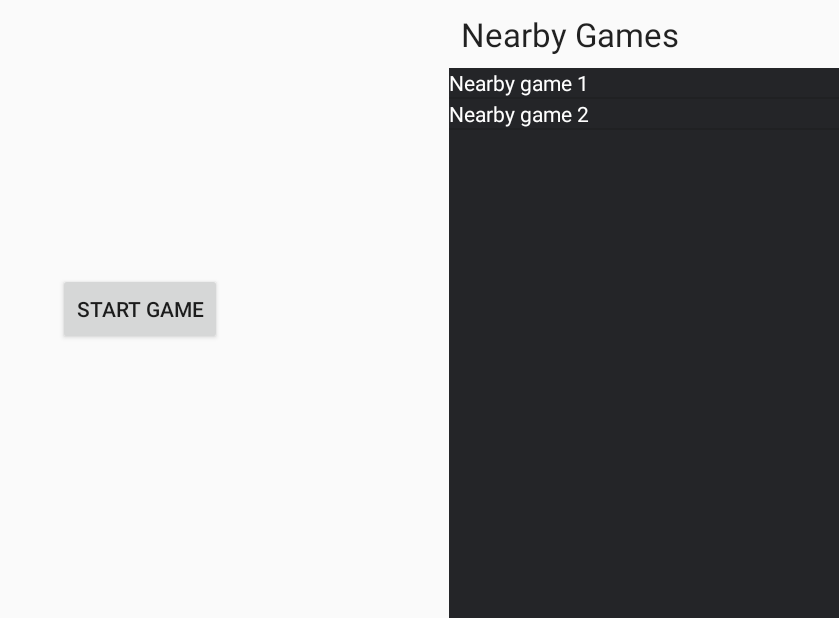
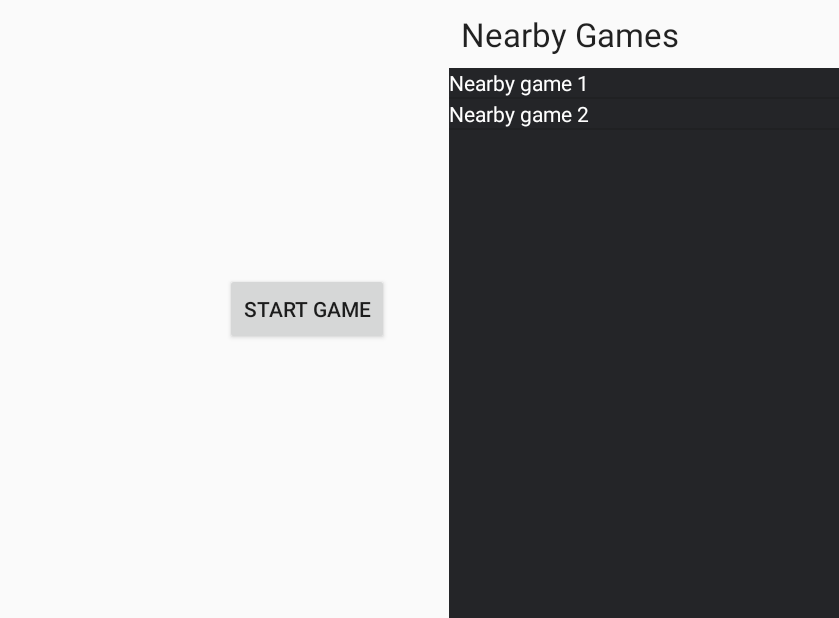
Before and after one commit to ProjectLemon/intense-orange, an Android app: the screen it shows after launch (StartScreen), on a phone screen of 824 x 412 dp (held sideways). Shown: the whole screen, without its empty margins (397-1236 px from the left). Run offline under Robolectric (Android 15) with nearby library versions, the phone set to English and light mode, and no system bars.

Commit message:
added a with on dim and moddyfying start screen layout

```diff
--- a/app/src/main/res/layout/activity_start_screen.xml
+++ b/app/src/main/res/layout/activity_start_screen.xml
@@ -15,11 +15,15 @@
         android:text="@string/start_game"
         android:onClick="startGame"
         android:clickable="true"
+
         android:layout_centerVertical="true"
-        android:layout_toLeftOf="@+id/nearby_games_list"
-        android:layout_toStartOf="@+id/nearby_games_list"
-        android:layout_marginRight="151dp"
-        android:layout_marginEnd="151dp" />
+        android:layout_alignParentRight="true"
+        android:layout_alignParentEnd="true"
+        android:layout_marginRight="300dp" /> <!-- android:layout_marginEnd="151dp"
+        android:layout_centerHorizontal="true"
+        android:layout_centerVertical="true"
+
+-->
 
     <TextView android:id="@+id/nearby_games_title"
         android:layout_width="wrap_content"
@@ -31,12 +35,12 @@
         android:layout_margin="8dp" />
 
     <ListView android:id="@+id/nearby_games_list"
-        android:layout_width="260dp"
+        android:layout_width="@dimen/nearby_games_list_width"
         android:layout_height="fill_parent"
+        android:background="@color/colorBlack"
+        android:layout_below="@+id/nearby_games_title"
         android:layout_alignParentRight="true"
-        android:layout_alignParentEnd="true"
-        android:background="@color/colorBlack"
-        android:layout_below="@id/nearby_games_title" />
+        android:layout_alignParentEnd="true" />
 
 
 </RelativeLayout>
--- a/app/src/main/res/values/dimens.xml
+++ b/app/src/main/res/values/dimens.xml
@@ -4,4 +4,5 @@
     <dimen name="activity_vertical_margin">0dp</dimen>
     <dimen name="fab_margin">16dp</dimen>
     <dimen name="color_spectrum_cell_size">80dp</dimen>
+    <dimen name="nearby_games_list_width">260dp</dimen>dimen>
 </resources>
```
